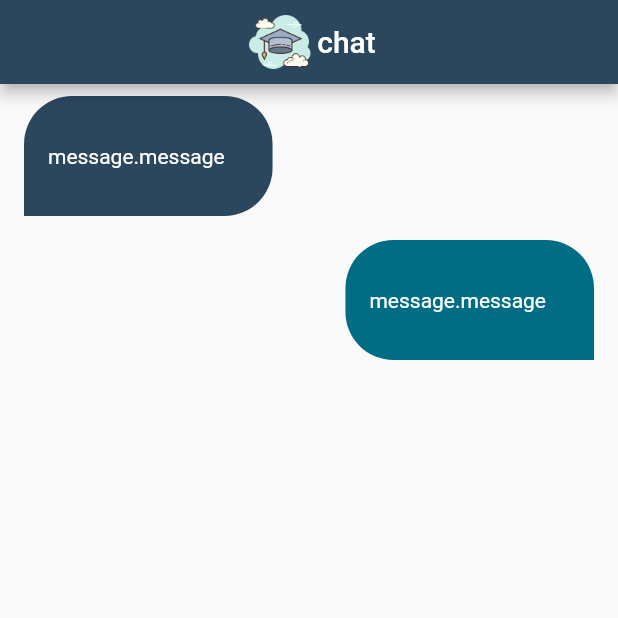
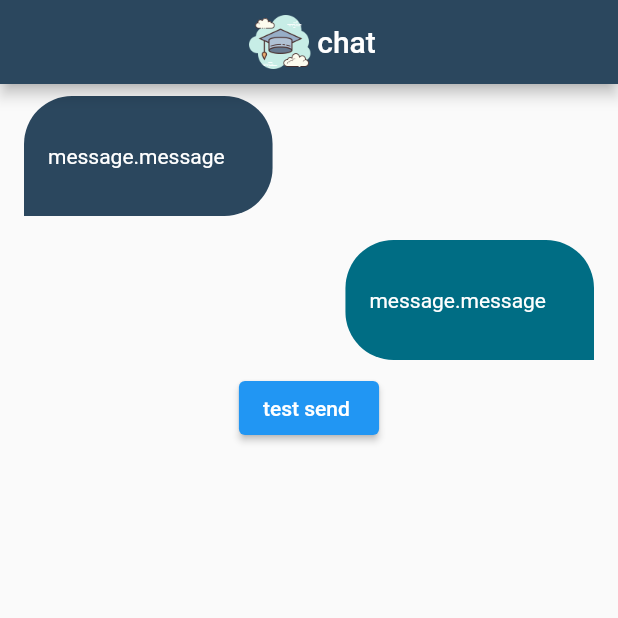
Before and after one commit to OsamaAlmamri/chat_firebase, a Flutter app: the ChatPage screen opened by its route, on a phone screen of 412 x 824 dp, the top half of it. Run offline on Flutter 3.47's test engine with Material 2 defaults, Android fonts, the phone set to English and light mode, and no system bars; our stand-ins replace cloud_firestore, firebase_auth, firebase_core, modal_progress_hud_nsn; accounts and stored records are empty.

```diff
--- a/lib/pages/chat_page.dart
+++ b/lib/pages/chat_page.dart
@@ -1,7 +1,13 @@
 import 'package:flutter/material.dart';
 import 'package:chat_firebase/constants.dart';
+import 'package:cloud_firestore/cloud_firestore.dart';
 class ChatPage extends StatelessWidget {
   static String id = 'ChatPage';
+  CollectionReference messages =
+  FirebaseFirestore.instance.collection(kMessagesCollections);
+
+
+
 
   @override
   Widget build(BuildContext context) {
@@ -18,6 +24,7 @@ class ChatPage extends StatelessWidget {
            height: 50,
          ),
          Text('chat'),
+
        ],
      ),
      centerTitle: true,
@@ -65,7 +72,11 @@ class ChatPage extends StatelessWidget {
              ),
            ),
          ),
-       )
+       ),
+       ElevatedButton(onPressed: (){
+
+         messages.add({"message":"osama"});
+       }, child: Text("test send "))
      ],
    ),
  );
--- a/pubspec.yaml
+++ b/pubspec.yaml
@@ -39,6 +39,7 @@ dependencies:
   firebase_core: ^2.4.1
   firebase_auth: ^4.2.5
   modal_progress_hud_nsn: ^0.3.0
+  cloud_firestore: ^4.3.1
 
 dev_dependencies:
   flutter_test:
```
Also changed, not shown: pubspec.lock, 2 other files.
